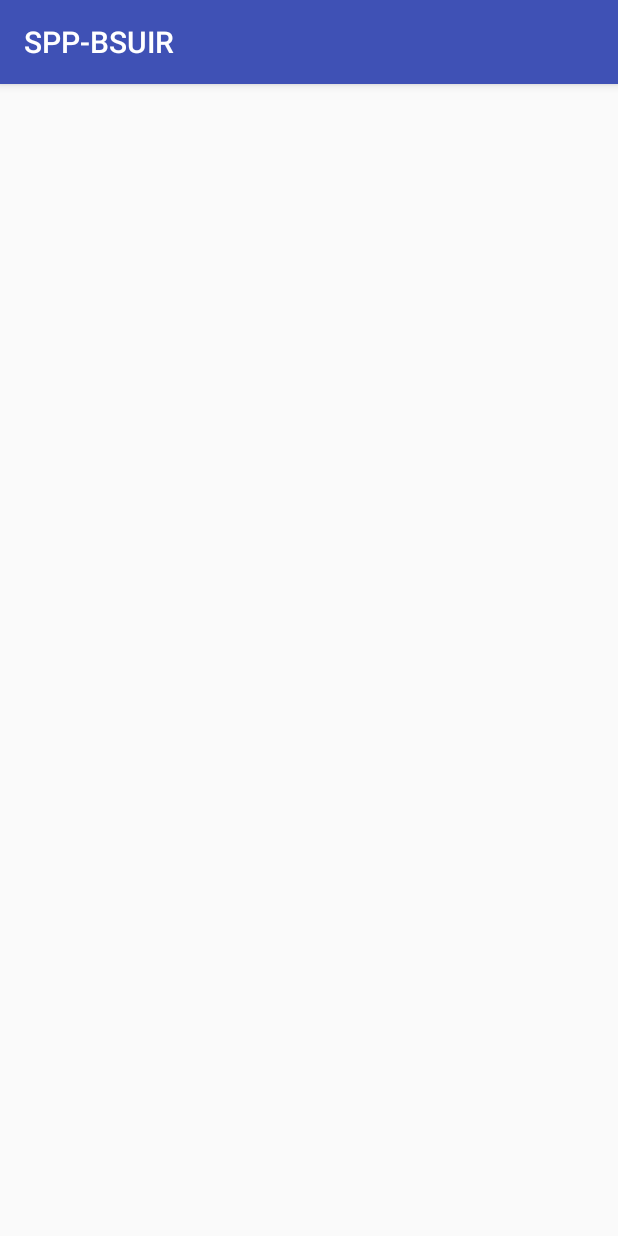
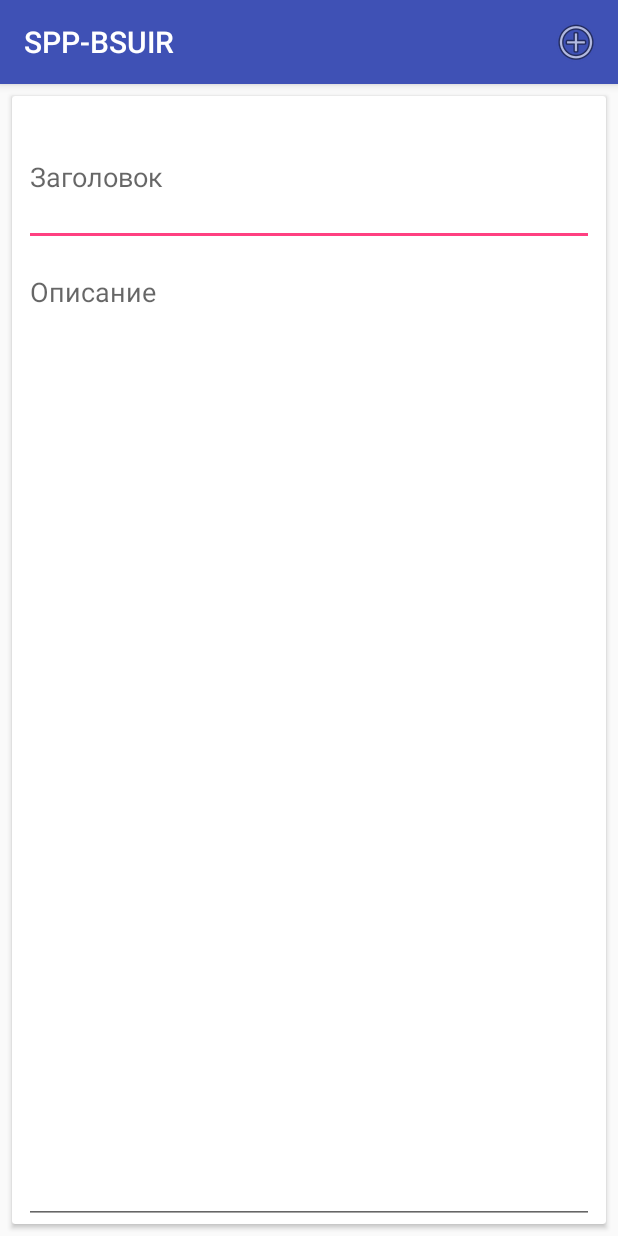
Before and after one commit to BelickovVladislav/SPP_BSUIR, an Android app: the screen it shows after launch (NewsActivity before the commit, NewsCreateActivity after it), on a phone screen of 412 x 824 dp. Run offline under Robolectric (Android 15) with nearby library versions, the phone set to English and light mode, and no system bars; libraries missing offline, so code that uses them is left out: io.realm; 1 statement that could not run was skipped.

Commit message:
add NewsCreateActivity

```diff
--- a/app/src/main/AndroidManifest.xml
+++ b/app/src/main/AndroidManifest.xml
@@ -10,11 +10,11 @@
         android:roundIcon="@mipmap/ic_launcher_round"
         android:supportsRtl="true"
         android:theme="@style/AppTheme">
-        <activity android:name=".UI.Activity.LoginActivity">
-
-        </activity>
+        <activity android:name=".UI.Activity.LoginActivity"></activity>
         <activity android:name=".UI.Activity.MainActivity" />
         <activity android:name=".UI.Activity.NewsActivity">
+        </activity>
+        <activity android:name=".UI.Activity.NewsCreateActivity">
             <intent-filter>
                 <action android:name="android.intent.action.MAIN" />
 
--- a/app/src/main/java/com/appyfurious/spp_bsuir/UI/Activity/NewsActivity.kt
+++ b/app/src/main/java/com/appyfurious/spp_bsuir/UI/Activity/NewsActivity.kt
@@ -16,6 +16,7 @@ class NewsActivity : AppCompatActivity() {
         setContentView(R.layout.activity_news)
 
         newsList.layoutManager = LinearLayoutManager(this)
+        //TODO read DB
         newsList.adapter = NewsAdapter(this, listOf(
                 getNews("title 1", "description 1", Calendar.getInstance().time),
                 getNews("title 2", "description 1", Calendar.getInstance().time),
--- /dev/null
+++ b/app/src/main/java/com/appyfurious/spp_bsuir/UI/Activity/NewsCreateActivity.kt
@@ -0,0 +1,46 @@
+package com.appyfurious.spp_bsuir.UI.Activity
+
+import android.annotation.SuppressLint
+import android.os.Bundle
+import android.support.v7.app.AppCompatActivity
+import android.view.Menu
+import android.view.MenuItem
+import android.widget.Toast
+import com.appyfurious.spp_bsuir.R
+import kotlinx.android.synthetic.main.activity_news_create.*
+
+class NewsCreateActivity : AppCompatActivity() {
+
+    override fun onCreate(savedInstanceState: Bundle?) {
+        super.onCreate(savedInstanceState)
+        setContentView(R.layout.activity_news_create)
+    }
+
+    @SuppressLint("StringFormatMatches")
+    private fun showAlertEmptyText(typeProperty: Int) {
+        Toast.makeText(this, getString(R.string.not_empty_property,
+                getString(typeProperty).toLowerCase()), Toast.LENGTH_SHORT).show()
+    }
+
+    override fun onCreateOptionsMenu(menu: Menu?): Boolean {
+        menuInflater.inflate(R.menu.item_create, menu)
+        return super.onCreateOptionsMenu(menu)
+    }
+
+    override fun onOptionsItemSelected(item: MenuItem): Boolean {
+        when (item.itemId) {
+            R.id.create_object -> {
+                if (newsCreateTitle.text.isEmpty()) {
+                    showAlertEmptyText(R.string.title)
+                    return super.onOptionsItemSelected(item)
+                }
+                if (newsCreateDescription.text.isEmpty()) {
+                    showAlertEmptyText(R.string.description)
+                    return super.onOptionsItemSelected(item)
+                }
+                //TODO save DB
+            }
+        }
+        return super.onOptionsItemSelected(item)
+    }
+}
--- /dev/null
+++ b/app/src/main/res/layout/activity_news_create.xml
@@ -0,0 +1,47 @@
+<?xml version="1.0" encoding="utf-8"?>
+<android.support.v7.widget.CardView xmlns:android="http://schemas.android.com/apk/res/android"
+    xmlns:app="http://schemas.android.com/apk/res-auto"
+    xmlns:tools="http://schemas.android.com/tools"
+    android:layout_width="match_parent"
+    android:layout_height="match_parent"
+    android:layout_margin="8dp"
+    tools:context=".UI.Activity.NewsCreateActivity">
+
+    <LinearLayout
+        android:layout_width="match_parent"
+        android:layout_height="match_parent"
+        android:orientation="vertical">
+
+        <EditText
+            android:id="@+id/newsCreateTitle"
+            android:layout_width="match_parent"
+            android:layout_height="0dp"
+            android:layout_marginLeft="8dp"
+            android:layout_marginRight="8dp"
+            android:layout_marginTop="8dp"
+            android:layout_weight="1"
+            android:ems="10"
+            android:hint="@string/title"
+            android:inputType="textPersonName"
+            android:maxLength="60"
+            app:layout_constraintEnd_toEndOf="parent"
+            app:layout_constraintStart_toStartOf="parent"
+            app:layout_constraintTop_toTopOf="parent" />
+
+        <EditText
+            android:id="@+id/newsCreateDescription"
+            android:layout_width="match_parent"
+            android:layout_height="0dp"
+            android:layout_marginLeft="8dp"
+            android:layout_marginRight="8dp"
+            android:layout_marginTop="8dp"
+            android:layout_weight="7"
+            android:ems="10"
+            android:gravity="top"
+            android:hint="@string/description"
+            android:inputType="textMultiLine"
+            android:maxLength="200" />
+
+    </LinearLayout>
+
+</android.support.v7.widget.CardView>
--- /dev/null
+++ b/app/src/main/res/menu/item_create.xml
@@ -0,0 +1,10 @@
+<?xml version="1.0" encoding="utf-8"?>
+<menu xmlns:tools="http://schemas.android.com/tools"
+    xmlns:android="http://schemas.android.com/apk/res/android"
+    xmlns:app="http://schemas.android.com/apk/res-auto">
+    <item
+        android:id="@+id/create_object"
+        android:icon="@android:drawable/ic_menu_add"
+        app:showAsAction="always"
+        android:title="@string/create" />
+</menu>
--- a/app/src/main/res/values/strings.xml
+++ b/app/src/main/res/values/strings.xml
@@ -1,10 +1,14 @@
 <resources>
     <string name="app_name">SPP-BSUIR</string>
-    <string name="email">email</string>
-    <string name="password">password</string>
-    <string name="auth">Auth</string>
-    <string name="full_name">full name</string>
+    <string name="email">Email</string>
+    <string name="password">Пароль</string>
+    <string name="auth">Авторизация</string>
+    <string name="full_name">Полное имя</string>
     <string name="error_auth">Не верный логин или пароль</string>
     <string name="success_register">Вы успешно зарегестрировались. Теперь авторизуйтесь.</string>
     <string name="error_register">Ошибка регистрации. Аккаунт с таким email уже занят.</string>
+    <string name="title">Заголовок</string>
+    <string name="create">Создать</string>
+    <string name="description">Описание</string>
+    <string name="not_empty_property">Поле %1$s не должно быть пустым.</string>
 </resources>
```
